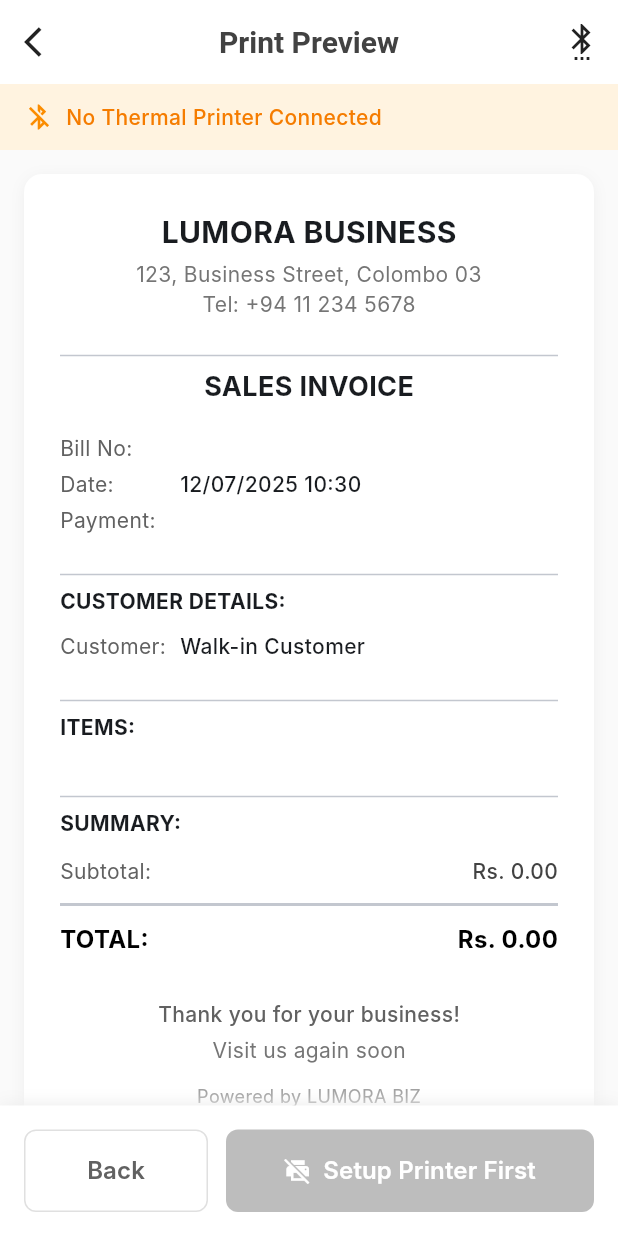
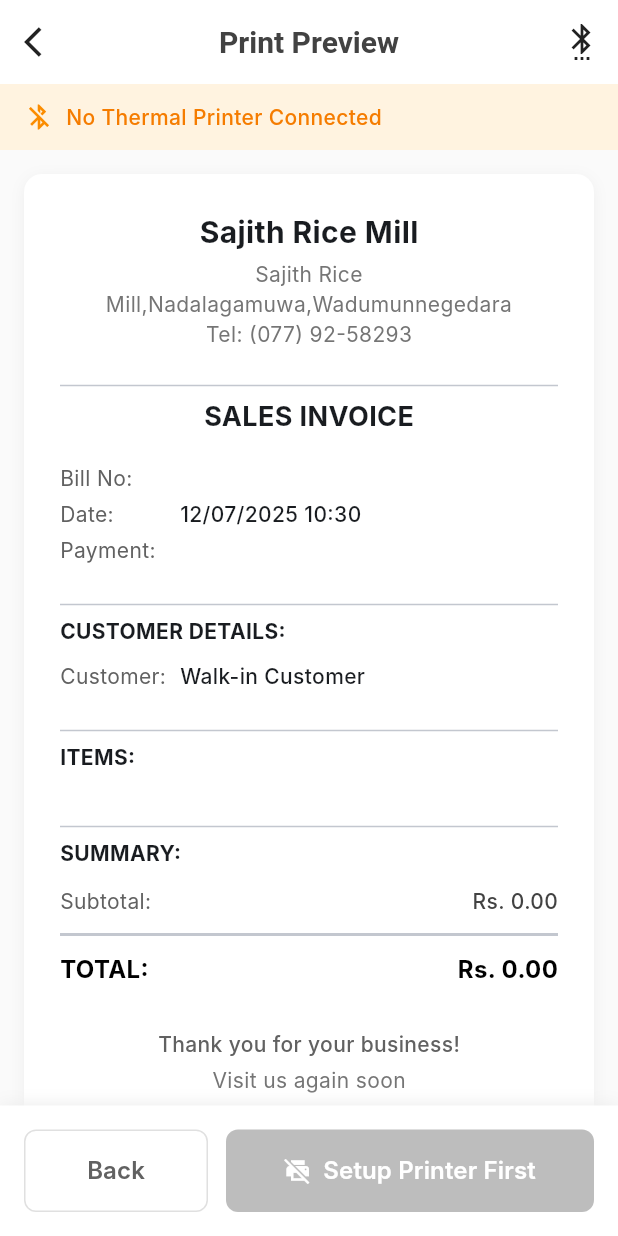
Before and after one commit to maduranga98/Billing-Application, a Flutter app: the PrintPreviewScreen screen opened directly with empty values, on a phone screen of 412 x 824 dp. Run offline on Flutter 3.47's test engine with Material 3 defaults, Android fonts, the phone set to English and light mode, and no system bars; our stand-ins replace cloud_firestore, connectivity_plus, firebase_core, firebase_storage, geolocator, image_picker and 3 more; missing offline and left inert: esc_pos_utils_plus, print_bluetooth_thermal; accounts and stored records are empty; Roboto replaces fonts that are missing (Inter).

```diff
--- a/lib/screens/outlets/add_outlet_screen.dart
+++ b/lib/screens/outlets/add_outlet_screen.dart
@@ -935,7 +935,7 @@
               .doc(userSession.ownerId)
               .collection('businesses')
               .doc(userSession.businessId)
-              .collection('outlets')
+              .collection('customers')
               .doc();
 
       // Upload image if selected
--- a/lib/screens/printing/print_preview_screen.dart
+++ b/lib/screens/printing/print_preview_screen.dart
@@ -23,9 +23,9 @@
     super.key,
     required this.bill,
     required this.billItems,
-    this.companyName = 'LUMORA BUSINESS',
-    this.companyAddress = '123, Business Street, Colombo 03',
-    this.companyPhone = '+94 11 234 5678',
+    this.companyName = 'Sajith Rice Mill',
+    this.companyAddress = 'Sajith Rice Mill,Nadalagamuwa,Wadumunnegedara',
+    this.companyPhone = '(077) 92-58293',
     this.outletName = '',
     this.outletAddress = '',
     this.outletPhone = '',
--- a/lib/services/printing/bill_printer_service.dart
+++ b/lib/services/printing/bill_printer_service.dart
@@ -252,15 +252,15 @@
 
     // === HEADER SECTION ===
     bytes += _generator!.text(
-      centerWithMargin('LUMORA BUSINESS'),
+      centerWithMargin('Sajith Rice Mill'),
       styles: const PosStyles(bold: true, height: PosTextSize.size2),
     );
 
     bytes += _generator!.text(
-      centerWithMargin('No. 123, Main Street, Colombo, Sri Lanka'),
+      centerWithMargin('Sajith Rice Mill,Nadalagamuwa,Wadumunnegedara'),
     );
 
-    bytes += _generator!.text(centerWithMargin('Tel: +94 11 123 4567'));
+    bytes += _generator!.text(centerWithMargin('Tel: (077) 92-58293'));
 
     bytes += _generator!.text(addMargin(mainSeparator));
     bytes += _generator!.feed(1);
--- a/lib/widgets/printing/bill_receipt_widget.dart
+++ b/lib/widgets/printing/bill_receipt_widget.dart
@@ -261,7 +261,7 @@
 //             child: Column(
 //               children: [
 //                 Text(
-//                   'LUMORA BIZ',
+//                   'Sajith Rice Mill',
 //                   style: const TextStyle(
 //                     fontSize: 20,
 //                     fontWeight: FontWeight.bold,
@@ -269,13 +269,13 @@
 //                 ),
 //                 const SizedBox(height: 4),
 //                 Text(
-//                   '123, Business Street',
+//                   'Sajith Rice Mill,Nadalagamuwa,Wadumunnegedara',
 //                   style: const TextStyle(fontSize: 12),
 //                   textAlign: TextAlign.center,
 //                 ),
 //                 const SizedBox(height: 2),
 //                 Text(
-//                   'Tel: +94 11 234 5678',
+//                   'Tel: (077) 92-58293',
 //                   style: const TextStyle(fontSize: 12),
 //                 ),
 //               ],
```
Also changed, not shown: lib/services/outlet/outlet_service.dart (+5 -5 lines), lib/services/services/outlet_service.dart (+5 -5 lines).
